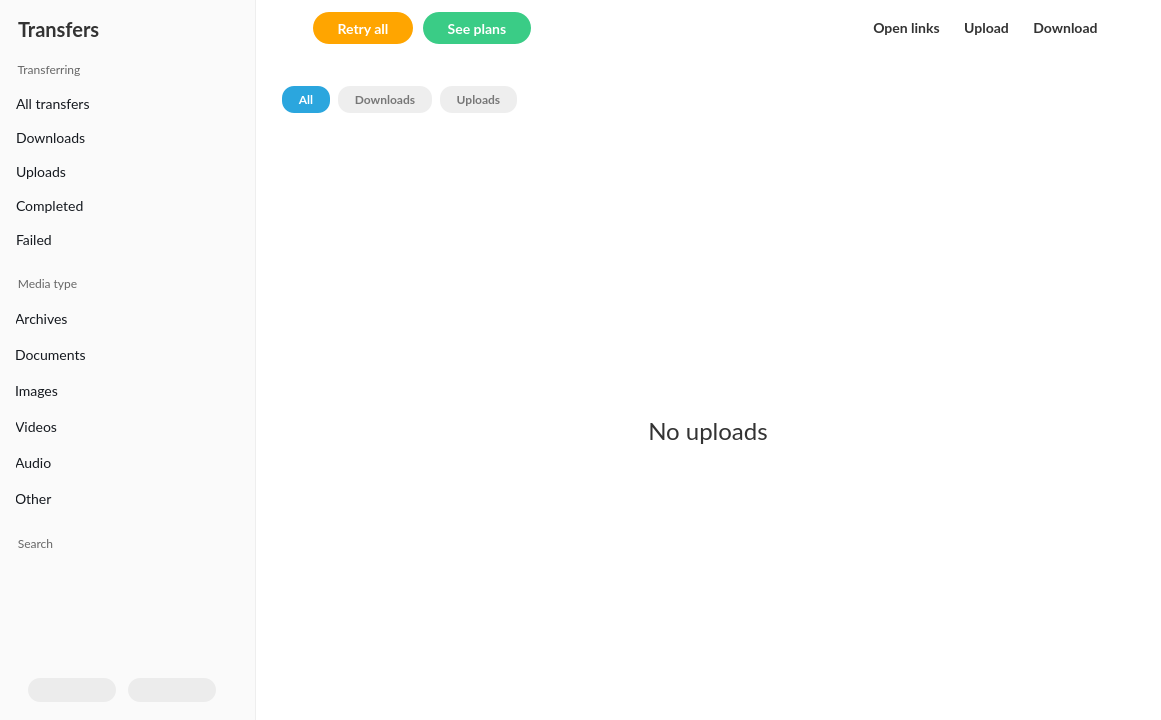
Before: the Qt Designer form src/MEGASync/transfers/gui/linux/TransferManager.ui in meganz/MEGAsync, drawn with Qt 5.
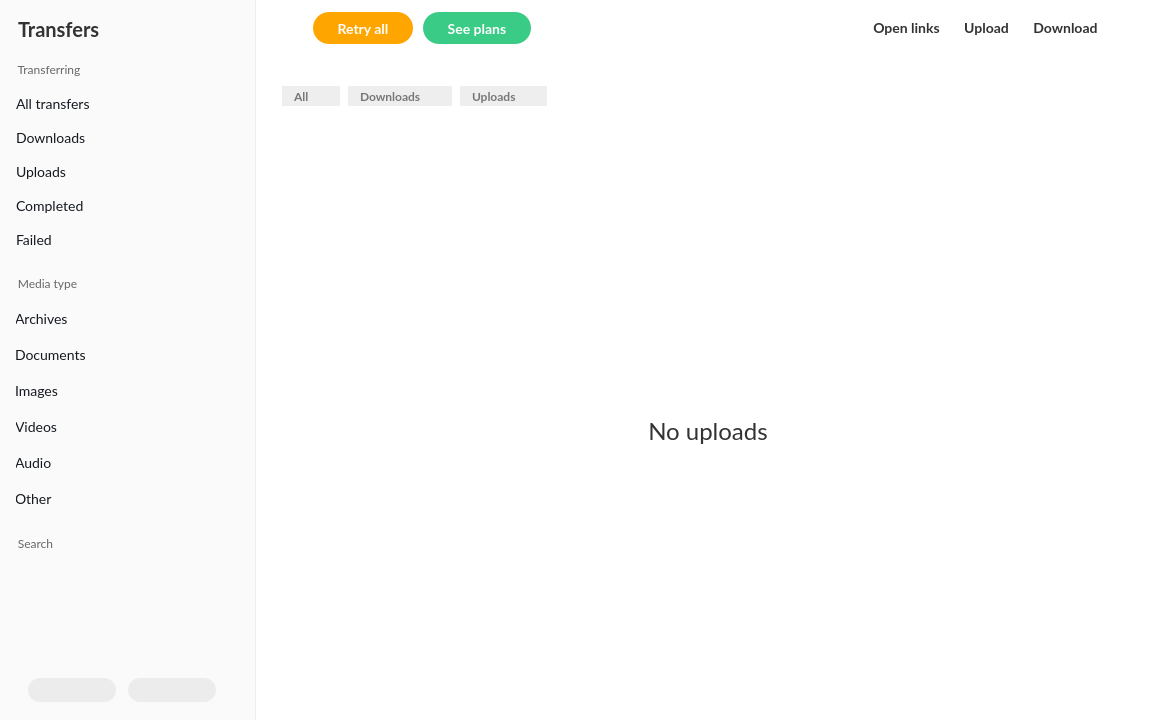
After: the same form once the commit is applied. The open tabs and pages were chosen to show the change. Icons and pictures are not drawn. Custom widgets are drawn as their Qt base class.

Commit message: Some UI changes in TM dialog // Minor fix in search logic

Patch:
```diff
--- a/src/MEGASync/transfers/gui/linux/TransferManager.ui
+++ b/src/MEGASync/transfers/gui/linux/TransferManager.ui
@@ -111,9 +111,6 @@
 
 #wTransferring QPushButton
 {
-    width: 200px;
-    min-width: 180px;
-    max-width: 200px;
     font-size: 14px;
     color: #15191F;
     border: none;
@@ -124,9 +121,6 @@
 
 #wMediaType QPushButton, #wSearch QPushButton
 {
-    width: 200px;
-    min-width: 180px;
-    max-width: 200px;
     font-size: 14px;
     color: #15191F;
     border: none;
@@ -363,24 +357,6 @@
   background-color: #3ACC86;
 }
 
-#pSearchHeaderInfo QToolButton
-{
-  height: 24px;
-  border-radius: 12px;
-  font-size: 12px;
-  background-color: #EEEEEE;
-	padding-left: 12px;
-	padding-right: 12px;
-  color: #777777;
-    font-weight: bold;
-}
-
-#pSearchHeaderInfo  QToolButton:checked
-{
-  background-color: #2BA6DE;
-  color: #FFFFFF;
-}
-
 #wNoDownloads QLabel, #wNoUploads QLabel,  #wNoTransfers QLabel, #wNoFinished QLabel, #wNoResults QLabel
 {
     color: #333333;
@@ -798,7 +774,7 @@
             <item>
              <widget class="QPushButton" name="tDownloads">
               <property name="sizePolicy">
-               <sizepolicy hsizetype="MinimumExpanding" vsizetype="Fixed">
+               <sizepolicy hsizetype="Expanding" vsizetype="Fixed">
                 <horstretch>0</horstretch>
                 <verstretch>0</verstretch>
                </sizepolicy>
@@ -889,7 +865,7 @@
             <item>
              <widget class="QPushButton" name="tUploads">
               <property name="sizePolicy">
-               <sizepolicy hsizetype="MinimumExpanding" vsizetype="Fixed">
+               <sizepolicy hsizetype="Expanding" vsizetype="Fixed">
                 <horstretch>0</horstretch>
                 <verstretch>0</verstretch>
                </sizepolicy>
@@ -983,7 +959,7 @@
                <bool>true</bool>
               </property>
               <property name="sizePolicy">
-               <sizepolicy hsizetype="MinimumExpanding" vsizetype="Fixed">
+               <sizepolicy hsizetype="Expanding" vsizetype="Fixed">
                 <horstretch>0</horstretch>
                 <verstretch>0</verstretch>
                </sizepolicy>
@@ -1077,7 +1053,7 @@
                <bool>true</bool>
               </property>
               <property name="sizePolicy">
-               <sizepolicy hsizetype="MinimumExpanding" vsizetype="Fixed">
+               <sizepolicy hsizetype="Expanding" vsizetype="Fixed">
                 <horstretch>0</horstretch>
                 <verstretch>0</verstretch>
                </sizepolicy>
@@ -1197,6 +1173,12 @@
             </property>
             <item>
              <widget class="QPushButton" name="bArchives">
+              <property name="sizePolicy">
+               <sizepolicy hsizetype="Expanding" vsizetype="Fixed">
+                <horstretch>0</horstretch>
+                <verstretch>0</verstretch>
+               </sizepolicy>
+              </property>
               <property name="cursor">
                <cursorShape>PointingHandCursor</cursorShape>
               </property>
@@ -1288,6 +1270,12 @@
             </property>
             <item>
              <widget class="QPushButton" name="bDocuments">
+              <property name="sizePolicy">
+               <sizepolicy hsizetype="Expanding" vsizetype="Fixed">
+                <horstretch>0</horstretch>
+                <verstretch>0</verstretch>
+               </sizepolicy>
+              </property>
               <property name="cursor">
                <cursorShape>PointingHandCursor</cursorShape>
               </property>
@@ -1376,6 +1364,12 @@
             </property>
             <item>
              <widget class="QPushButton" name="bImages">
+              <property name="sizePolicy">
+               <sizepolicy hsizetype="Expanding" vsizetype="Fixed">
+                <horstretch>0</horstretch>
+                <verstretch>0</verstretch>
+               </sizepolicy>
+              </property>
               <property name="cursor">
                <cursorShape>PointingHandCursor</cursorShape>
               </property>
@@ -1464,6 +1458,12 @@
             </property>
             <item>
              <widget class="QPushButton" name="bVideos">
+              <property name="sizePolicy">
+               <sizepolicy hsizetype="Expanding" vsizetype="Fixed">
+                <horstretch>0</horstretch>
+                <verstretch>0</verstretch>
+               </sizepolicy>
+              </property>
               <property name="cursor">
                <cursorShape>PointingHandCursor</cursorShape>
               </property>
@@ -1552,6 +1552,12 @@
             </property>
             <item>
              <widget class="QPushButton" name="bAudio">
+              <property name="sizePolicy">
+               <sizepolicy hsizetype="Expanding" vsizetype="Fixed">
+                <horstretch>0</horstretch>
+                <verstretch>0</verstretch>
+               </sizepolicy>
+              </property>
               <property name="cursor">
                <cursorShape>PointingHandCursor</cursorShape>
               </property>
@@ -1640,6 +1646,12 @@
             </property>
             <item>
              <widget class="QPushButton" name="bOther">
+              <property name="sizePolicy">
+               <sizepolicy hsizetype="Expanding" vsizetype="Fixed">
+                <horstretch>0</horstretch>
+                <verstretch>0</verstretch>
+               </sizepolicy>
+              </property>
               <property name="cursor">
                <cursorShape>PointingHandCursor</cursorShape>
               </property>
@@ -2503,6 +2515,33 @@
               <verstretch>0</verstretch>
              </sizepolicy>
             </property>
+            <property name="styleSheet">
+             <string notr="true">#wAllResults, #wDlResults, #wUlResults
+{
+   height: 24px;
+   border-radius: 12px;
+   background-color: #EEEEEE;
+}
+
+#wAllResults QLabel, #wDlResults QLabel, #wUlResults QLabel
+{
+   font-size: 12px;  
+   color: #777777;
+   font-weight: bold;
+}
+
+#wAllResults[selected = true], #wDlResults[selected=true], #wUlResults[selected=true]
+{
+  height: 24px;
+  border-radius: 12px;
+  background-color: #2BA6DE;
+}
+
+#wAllResults[selected = true] QLabel, #wDlResults[selected=true] QLabel, #wUlResults[selected=true] QLabel
+{
+  color: #FFFFFF;
+}</string>
+            </property>
             <layout class="QVBoxLayout" name="verticalLayout_4">
              <property name="spacing">
               <number>4</number>
@@ -2572,63 +2611,108 @@
                  <number>0</number>
                 </property>
                 <item>
-                 <widget class="QToolButton" name="tAllResults">
-                  <property name="cursor">
-                   <cursorShape>PointingHandCursor</cursorShape>
+                 <widget class="QWidget" name="wAllResults" native="true">
+                  <layout class="QHBoxLayout" name="horizontalLayout_18">
+                   <property name="spacing">
+                    <number>12</number>
                   </property>
-                  <property name="text">
-                   <string>All</string>
+                   <property name="leftMargin">
+                    <number>12</number>
                   </property>
-                  <property name="checkable">
-                   <bool>true</bool>
+                   <property name="topMargin">
+                    <number>0</number>
                   </property>
-                  <property name="checked">
-                   <bool>true</bool>
+                   <property name="rightMargin">
+                    <number>12</number>
                   </property>
-                  <property name="autoExclusive">
-                   <bool>true</bool>
+                   <property name="bottomMargin">
+                    <number>0</number>
                   </property>
-                  <property name="toolButtonStyle">
-                   <enum>Qt::ToolButtonTextOnly</enum>
+                   <item alignment="Qt::AlignLeft">
+                    <widget class="QLabel" name="lAllResults">
+                     <property name="text">
+                      <string>All</string>
                   </property>
                  </widget>
                 </item>
+                   <item alignment="Qt::AlignRight">
+                    <widget class="QLabel" name="lAllResultsCounter">
+                     <property name="text">
+                      <string/>
+                     </property>
+                    </widget>
+                   </item>
+                  </layout>
+                 </widget>
+                </item>
                 <item>
-                 <widget class="QToolButton" name="tDlResults">
-                  <property name="cursor">
-                   <cursorShape>PointingHandCursor</cursorShape>
+                 <widget class="QWidget" name="wDlResults" native="true">
+                  <layout class="QHBoxLayout" name="horizontalLayout_19">
+                   <property name="spacing">
+                    <number>12</number>
                   </property>
-                  <property name="text">
-                   <string>Downloads</string>
+                   <property name="leftMargin">
+                    <number>12</number>
                   </property>
-                  <property name="checkable">
-                   <bool>true</bool>
+                   <property name="topMargin">
+                    <number>0</number>
                   </property>
-                  <property name="autoExclusive">
-                   <bool>true</bool>
+                   <property name="rightMargin">
+                    <number>12</number>
+                   </property>
+                   <property name="bottomMargin">
+                    <number>0</number>
                   </property>
-                  <property name="toolButtonStyle">
-                   <enum>Qt::ToolButtonTextOnly</enum>
+                   <item alignment="Qt::AlignLeft">
+                    <widget class="QLabel" name="lDlResults">
+                     <property name="text">
+                      <string>Downloads</string>
                   </property>
                  </widget>
                 </item>
+                   <item alignment="Qt::AlignRight">
+                    <widget class="QLabel" name="lDlResultsCounter">
+                     <property name="text">
+                      <string/>
+                     </property>
+                    </widget>
+                   </item>
+                  </layout>
+                 </widget>
+                </item>
                 <item>
-                 <widget class="QToolButton" name="tUlResults">
-                  <property name="cursor">
-                   <cursorShape>PointingHandCursor</cursorShape>
+                 <widget class="QWidget" name="wUlResults" native="true">
+                  <layout class="QHBoxLayout" name="horizontalLayout_20">
+                   <property name="spacing">
+                    <number>12</number>
                   </property>
-                  <property name="text">
-                   <string>Uploads</string>
+                   <property name="leftMargin">
+                    <number>12</number>
                   </property>
-                  <property name="checkable">
-                   <bool>true</bool>
+                   <property name="topMargin">
+                    <number>0</number>
                   </property>
-                  <property name="autoExclusive">
-                   <bool>true</bool>
+                   <property name="rightMargin">
+                    <number>12</number>
                   </property>
-                  <property name="toolButtonStyle">
-                   <enum>Qt::ToolButtonTextOnly</enum>
+                   <property name="bottomMargin">
+                    <number>0</number>
                   </property>
+                   <item alignment="Qt::AlignLeft">
+                    <widget class="QLabel" name="lUlResults">
+                     <property name="text">
+                      <string>Uploads</string>
+                     </property>
+                    </widget>
+                   </item>
+                   <item alignment="Qt::AlignRight">
+                    <widget class="QLabel" name="lUlResultsCounter">
+                     <property name="text">
+                      <string/>
+                     </property>
+                    </widget>
+                   </item>
+                  </layout>
                  </widget>
                 </item>
                 <item>
```
Left out of the diff: 165 changed lines with no effect on the pictures. The commit also changes 4 other files.
